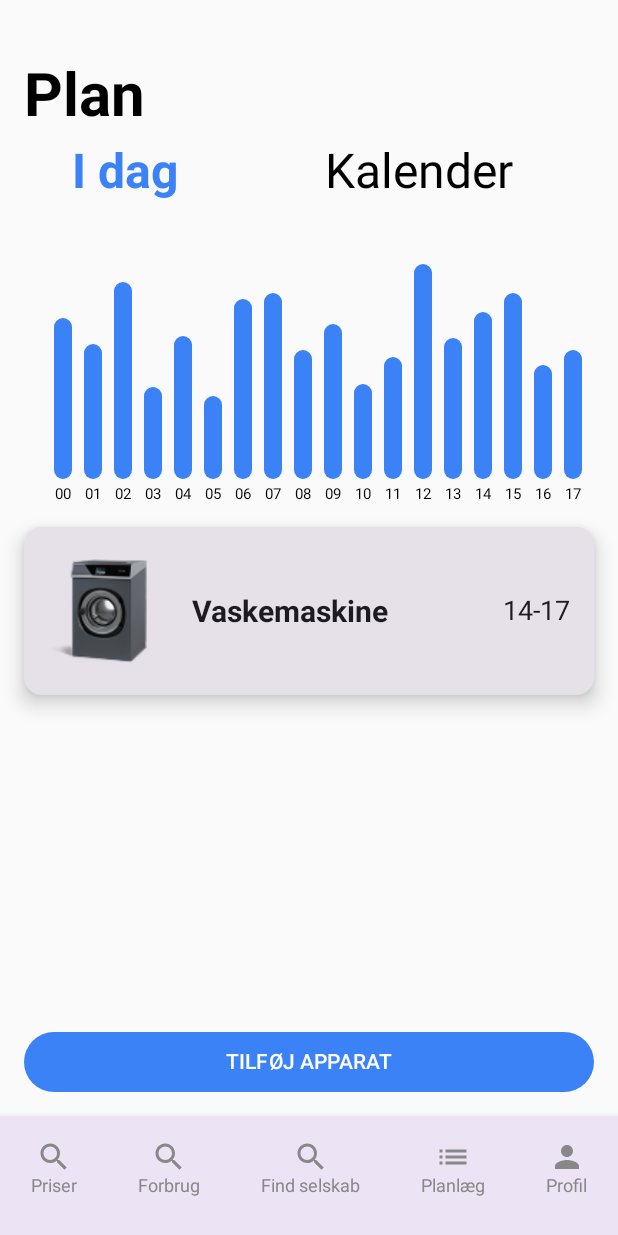
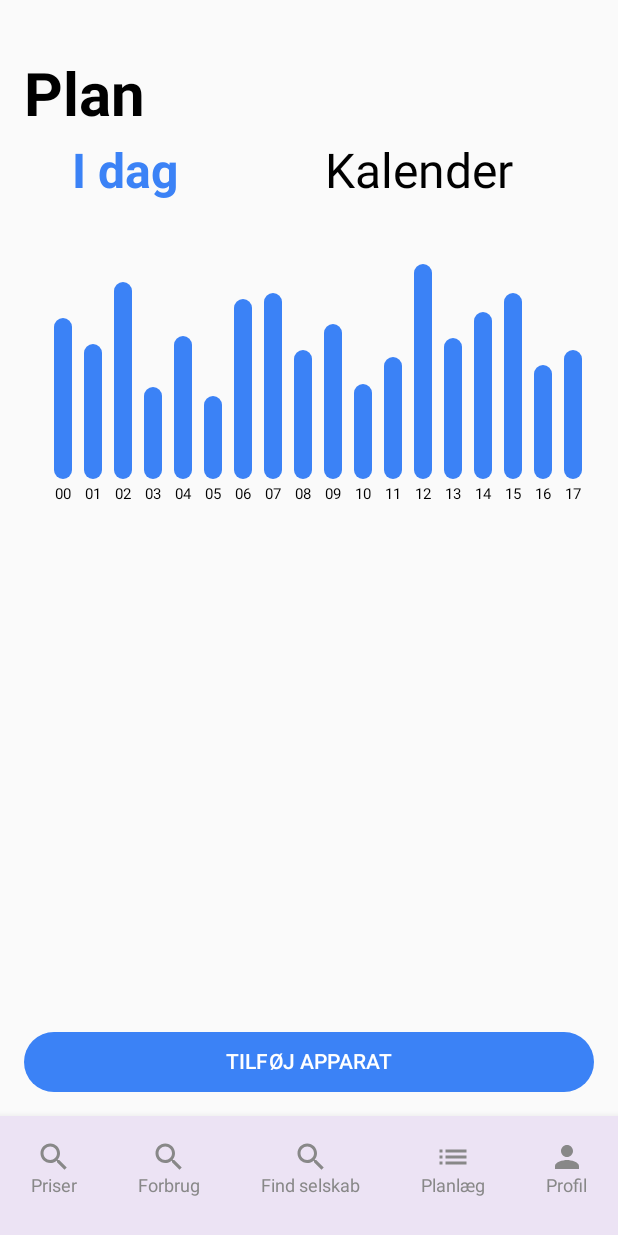
Before and after one commit to njgroenbech/Min-str-m-planl-gning, an Android app built with Jetpack Compose: the screen it shows after launch (MainActivity), on a phone screen of 412 x 824 dp. Run offline under Robolectric (Android 15) with nearby library versions, the phone set to English and light mode, and no system bars.

Commit message:
Removed hardcoded appliance

```diff
--- a/app/src/main/java/com/example/minstrmplanlgning/Presentation/Components/ApplianceButton.kt
+++ b/app/src/main/java/com/example/minstrmplanlgning/Presentation/Components/ApplianceButton.kt
@@ -19,6 +19,8 @@ import androidx.compose.ui.res.painterResource
 import androidx.compose.ui.unit.dp
 import androidx.compose.ui.unit.sp
 
+
+// inherits name, iconres and onclick from addDevice
 @Composable
 fun ApplianceButton(name: String, iconRes: Int, onClick: () -> Unit) {
     Card(
--- a/app/src/main/java/com/example/minstrmplanlgning/Presentation/Components/ApplianceCard.kt
+++ /dev/null
@@ -1,66 +0,0 @@
-package com.example.minstrmplanlgning.Presentation.Components
-
-import androidx.compose.foundation.Image
-import androidx.compose.foundation.clickable
-import androidx.compose.foundation.layout.Column
-import androidx.compose.foundation.layout.Row
-import androidx.compose.foundation.layout.Spacer
-import androidx.compose.foundation.layout.fillMaxWidth
-import androidx.compose.foundation.layout.padding
-import androidx.compose.foundation.layout.size
-import androidx.compose.foundation.layout.width
-import androidx.compose.material3.Card
-import androidx.compose.material3.CardDefaults
-import androidx.compose.material3.Text
-import androidx.compose.runtime.Composable
-import androidx.compose.ui.Alignment
-import androidx.compose.ui.Modifier
-import androidx.compose.ui.res.painterResource
-import androidx.compose.ui.text.font.FontWeight
-import androidx.compose.ui.unit.dp
-import androidx.compose.ui.unit.sp
-import com.example.minstrmplanlgning.R
-
-@Composable
-fun ApplianceCard
-            (applianceName: String,
-             time: String,
-             onClick: () -> Unit) {
-    Card(
-        modifier = Modifier
-            .fillMaxWidth()
-            .clickable { onClick () }
-            .padding(vertical = 8.dp),
-        elevation = CardDefaults.cardElevation(8.dp)
-    ) {
-        Row(
-            modifier = Modifier
-                .padding(16.dp)
-                .fillMaxWidth(),
-            verticalAlignment = Alignment.CenterVertically
-        ) {
-            Image(
-                painter = painterResource(id = R.drawable.image_2),
-                contentDescription = "Appliance Icon",
-                modifier = Modifier.size(80.dp)
-            )
-
-            Spacer(modifier = Modifier.width(16.dp))
-
-            Column(
-                modifier = Modifier.weight(1f)
-            ) {
-                Text(
-                    text = applianceName,
-                    fontSize = 20.sp,
-                    fontWeight = FontWeight.Bold
-                )
-            }
-
-            Text(
-                text = time,
-                fontSize = 18.sp
-            )
-        }
-    }
-}
--- a/app/src/main/java/com/example/minstrmplanlgning/Presentation/Components/PlanScreen.kt
+++ b/app/src/main/java/com/example/minstrmplanlgning/Presentation/Components/PlanScreen.kt
@@ -49,12 +49,6 @@ fun PlanScreen(onScreen2ButtonClick: () -> Unit = {}) {
 
                 BarChart()
 
-                ApplianceCard(
-                    applianceName = "Vaskemaskine",
-                    time = "14-17",
-                    onClick = onScreen2ButtonClick
-                )
-
                 Spacer(modifier = Modifier.height(24.dp))
             }
 
```
